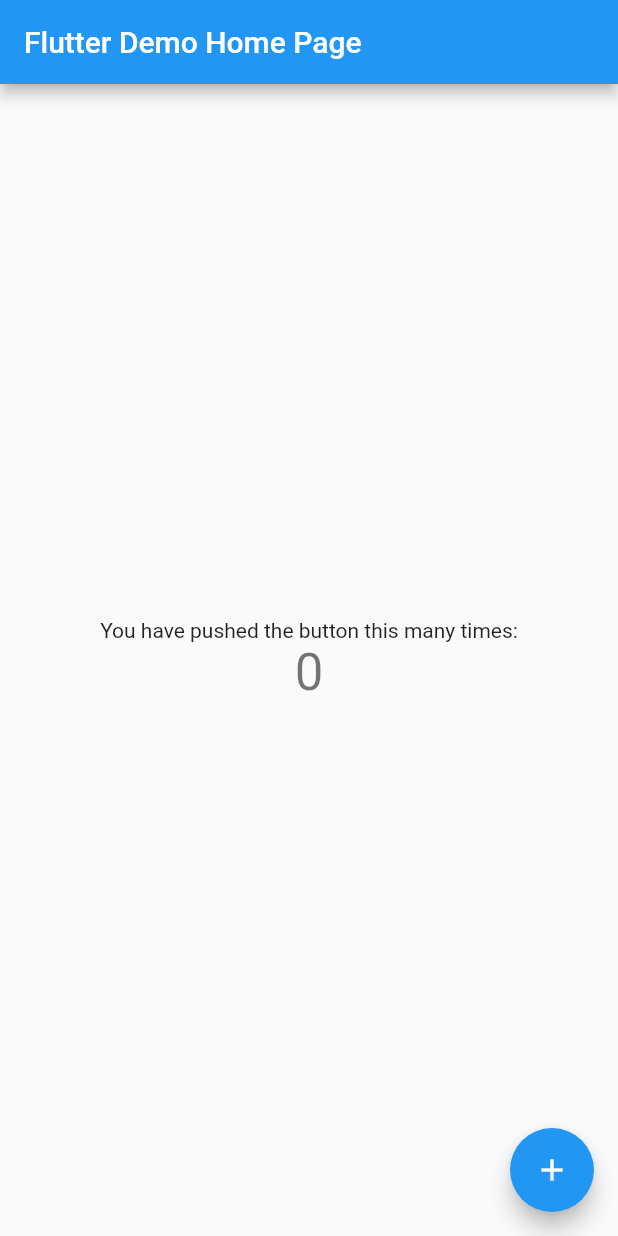
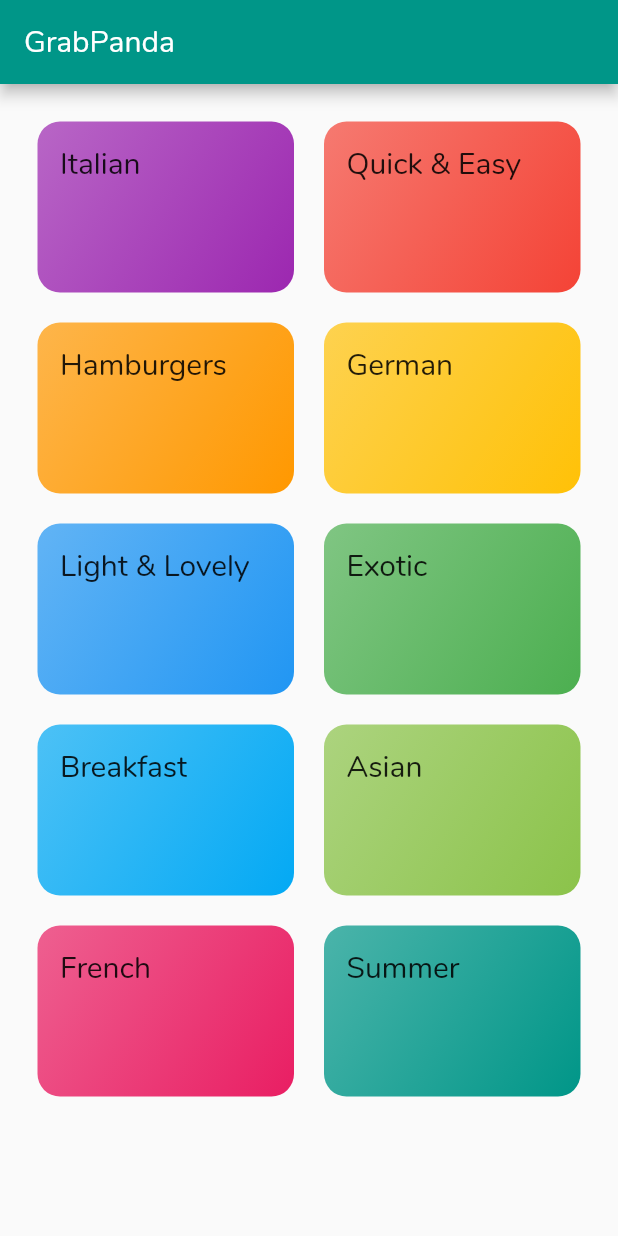
Before and after one commit to JosesGabriel/FlutterUdemy_meals, a Flutter app: the screen it shows after launch, on a phone screen of 412 x 824 dp. Run offline on Flutter 3.47's test engine with Material 2 defaults, Android fonts, the phone set to English and light mode, and no system bars.

Commit message:
154 - 161

```diff
--- /dev/null
+++ b/lib/categories_screen.dart
@@ -0,0 +1,28 @@
+import 'package:flutter/material.dart';
+
+import './dummy_data.dart';
+import './category_item.dart';
+
+class CategoriesScreen extends StatelessWidget {
+  @override
+  Widget build(BuildContext context) {
+    return Scaffold(
+      appBar: AppBar(title: Text('GrabPanda')),
+      body: GridView(
+        padding: const EdgeInsets.all(25),
+        children: DUMMY_CATEGORIES
+            .map((catData) => CategoryItem(
+                  catData.id,
+                  catData.title,
+                  catData.color,
+                ))
+            .toList(),
+        gridDelegate: SliverGridDelegateWithMaxCrossAxisExtent(
+            maxCrossAxisExtent: 200,
+            childAspectRatio: 3 / 2,
+            crossAxisSpacing: 20,
+            mainAxisSpacing: 20),
+      ),
+    );
+  }
+}
--- /dev/null
+++ b/lib/category_item.dart
@@ -0,0 +1,42 @@
+import 'package:flutter/material.dart';
+
+import 'category_meals_screen.dart';
+
+class CategoryItem extends StatelessWidget {
+  final String id;
+  final String title;
+  final Color color;
+
+  CategoryItem(this.id, this.title, this.color);
+
+  void selectCategory(BuildContext ctx) {
+    Navigator.of(ctx).pushNamed('/category-meals', arguments: {
+      'id': id,
+      'title': title,
+    });
+  }
+
+  @override
+  Widget build(BuildContext context) {
+    final _theme = Theme.of(context);
+
+    return InkWell(
+      onTap: () => selectCategory(context),
+      splashColor: _theme.primaryColor,
+      borderRadius: BorderRadius.circular(15),
+      child: Container(
+        padding: const EdgeInsets.all(15),
+        child: Text(
+          title,
+          style: _theme.textTheme.headline6,
+        ),
+        decoration: BoxDecoration(
+            gradient: LinearGradient(
+                colors: [color.withOpacity(0.7), color],
+                begin: Alignment.topLeft,
+                end: Alignment.bottomRight),
+            borderRadius: BorderRadius.circular(15)),
+      ),
+    );
+  }
+}
--- /dev/null
+++ b/lib/category_meals_screen.dart
@@ -0,0 +1,18 @@
+import 'package:flutter/material.dart';
+
+class CategoryMealScreen extends StatelessWidget {
+  @override
+  Widget build(BuildContext context) {
+    final routeArgs =
+        ModalRoute.of(context).settings.arguments as Map<String, String>;
+    final categoryTitle = routeArgs['title'];
+    final categoryId = routeArgs['id'];
+
+    return Scaffold(
+      appBar: AppBar(
+        title: Text(categoryTitle),
+      ),
+      body: Center(child: Text('The recipes')),
+    );
+  }
+}
--- /dev/null
+++ b/lib/dummy_data.dart
@@ -0,0 +1,56 @@
+import 'package:flutter/material.dart';
+
+import './models/category.dart';
+
+const DUMMY_CATEGORIES = const [
+  Category(
+    id: 'c1',
+    title: 'Italian',
+    color: Colors.purple,
+  ),
+  Category(
+    id: 'c2',
+    title: 'Quick & Easy',
+    color: Colors.red,
+  ),
+  Category(
+    id: 'c3',
+    title: 'Hamburgers',
+    color: Colors.orange,
+  ),
+  Category(
+    id: 'c4',
+    title: 'German',
+    color: Colors.amber,
+  ),
+  Category(
+    id: 'c5',
+    title: 'Light & Lovely',
+    color: Colors.blue,
+  ),
+  Category(
+    id: 'c6',
+    title: 'Exotic',
+    color: Colors.green,
+  ),
+  Category(
+    id: 'c7',
+    title: 'Breakfast',
+    color: Colors.lightBlue,
+  ),
+  Category(
+    id: 'c8',
+    title: 'Asian',
+    color: Colors.lightGreen,
+  ),
+  Category(
+    id: 'c9',
+    title: 'French',
+    color: Colors.pink,
+  ),
+  Category(
+    id: 'c10',
+    title: 'Summer',
+    color: Colors.teal,
+  ),
+];
--- a/lib/main.dart
+++ b/lib/main.dart
@@ -1,117 +1,28 @@
 import 'package:flutter/material.dart';
 
-void main() {
-  runApp(MyApp());
-}
+import 'categories_screen.dart';
+import 'category_meals_screen.dart';
+
+void main() => runApp(MyApp());
 
 class MyApp extends StatelessWidget {
-  // This widget is the root of your application.
   @override
   Widget build(BuildContext context) {
     return MaterialApp(
-      title: 'Flutter Demo',
+      title: 'DeliMeals',
       theme: ThemeData(
-        // This is the theme of your application.
-        //
-        // Try running your application with "flutter run". You'll see the
-        // application has a blue toolbar. Then, without quitting the app, try
-        // changing the primarySwatch below to Colors.green and then invoke
-        // "hot reload" (press "r" in the console where you ran "flutter run",
-        // or simply save your changes to "hot reload" in a Flutter IDE).
-        // Notice that the counter didn't reset back to zero; the application
-        // is not restarted.
-        primarySwatch: Colors.blue,
-        // This makes the visual density adapt to the platform that you run
-        // the app on. For desktop platforms, the controls will be smaller and
-        // closer together (more dense) than on mobile platforms.
-        visualDensity: VisualDensity.adaptivePlatformDensity,
+        primarySwatch: Colors.teal,
+        accentColor: Colors.pink,
+        fontFamily: 'Nunito',
+        textTheme: ThemeData.light().textTheme.copyWith(
+            bodyText1: TextStyle(color: Color.fromRGBO(20, 51, 51, 1)),
+            bodyText2: TextStyle(color: Color.fromRGBO(20, 51, 51, 1)),
+            headline6: TextStyle(fontSize: 20, fontFamily: 'Nunito')),
       ),
-      home: MyHomePage(title: 'Flutter Demo Home Page'),
+      home: CategoriesScreen(),
+      routes: {
+        '/category-meals': (ctx) => CategoryMealScreen(),
+      },
     );
   }
 }
-
-class MyHomePage extends StatefulWidget {
-  MyHomePage({Key key, this.title}) : super(key: key);
-
-  // This widget is the home page of your application. It is stateful, meaning
-  // that it has a State object (defined below) that contains fields that affect
-  // how it looks.
-
-  // This class is the configuration for the state. It holds the values (in this
-  // case the title) provided by the parent (in this case the App widget) and
-  // used by the build method of the State. Fields in a Widget subclass are
-  // always marked "final".
-
-  final String title;
-
-  @override
-  _MyHomePageState createState() => _MyHomePageState();
-}
-
-class _MyHomePageState extends State<MyHomePage> {
-  int _counter = 0;
-
-  void _incrementCounter() {
-    setState(() {
-      // This call to setState tells the Flutter framework that something has
-      // changed in this State, which causes it to rerun the build method below
-      // so that the display can reflect the updated values. If we changed
-      // _counter without calling setState(), then the build method would not be
-      // called again, and so nothing would appear to happen.
-      _counter++;
-    });
-  }
-
-  @override
-  Widget build(BuildContext context) {
-    // This method is rerun every time setState is called, for instance as done
-    // by the _incrementCounter method above.
-    //
-    // The Flutter framework has been optimized to make rerunning build methods
-    // fast, so that you can just rebuild anything that needs updating rather
-    // than having to individually change instances of widgets.
-    return Scaffold(
-      appBar: AppBar(
-        // Here we take the value from the MyHomePage object that was created by
-        // the App.build method, and use it to set our appbar title.
-        title: Text(widget.title),
-      ),
-      body: Center(
-        // Center is a layout widget. It takes a single child and positions it
-        // in the middle of the parent.
-        child: Column(
-          // Column is also a layout widget. It takes a list of children and
-          // arranges them vertically. By default, it sizes itself to fit its
-          // children horizontally, and tries to be as tall as its parent.
-          //
-          // Invoke "debug painting" (press "p" in the console, choose the
-          // "Toggle Debug Paint" action from the Flutter Inspector in Android
-          // Studio, or the "Toggle Debug Paint" command in Visual Studio Code)
-          // to see the wireframe for each widget.
-          //
-          // Column has various properties to control how it sizes itself and
-          // how it positions its children. Here we use mainAxisAlignment to
-          // center the children vertically; the main axis here is the vertical
-          // axis because Columns are vertical (the cross axis would be
-          // horizontal).
-          mainAxisAlignment: MainAxisAlignment.center,
-          children: <Widget>[
-            Text(
-              'You have pushed the button this many times:',
-            ),
-            Text(
-              '$_counter',
-              style: Theme.of(context).textTheme.headline4,
-            ),
-          ],
-        ),
-      ),
-      floatingActionButton: FloatingActionButton(
-        onPressed: _incrementCounter,
-        tooltip: 'Increment',
-        child: Icon(Icons.add),
-      ), // This trailing comma makes auto-formatting nicer for build methods.
-    );
-  }
-}
--- /dev/null
+++ b/lib/models/category.dart
@@ -0,0 +1,10 @@
+import 'package:flutter/material.dart';
+
+class Category {
+  final String id;
+  final String title;
+  final Color color;
+
+  const Category(
+      {@required this.id, @required this.title, this.color = Colors.orange});
+}
```
Also changed, not shown: pubspec.yaml (+12 -14 lines), assets/fonts/Nunito/Nunito-Italic.ttf (added), assets/fonts/Nunito/Nunito-Light.ttf (added), assets/fonts/Nunito/Nunito-LightItalic.ttf (added), assets/fonts/Nunito/Nunito-Regular.ttf (added).
